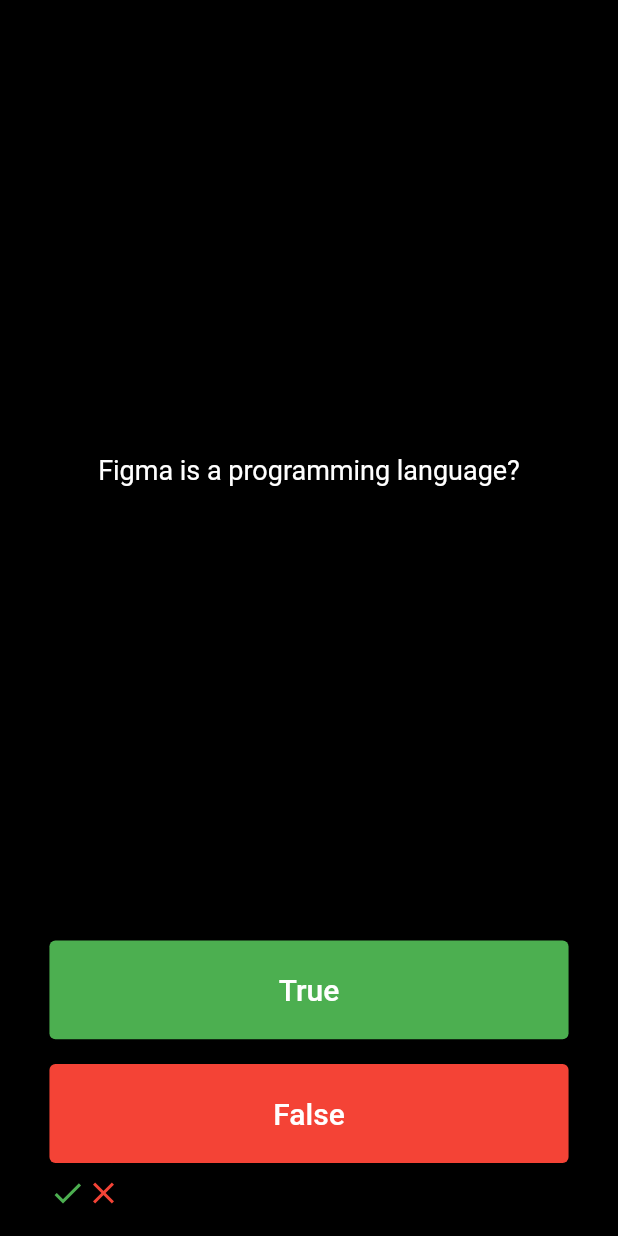
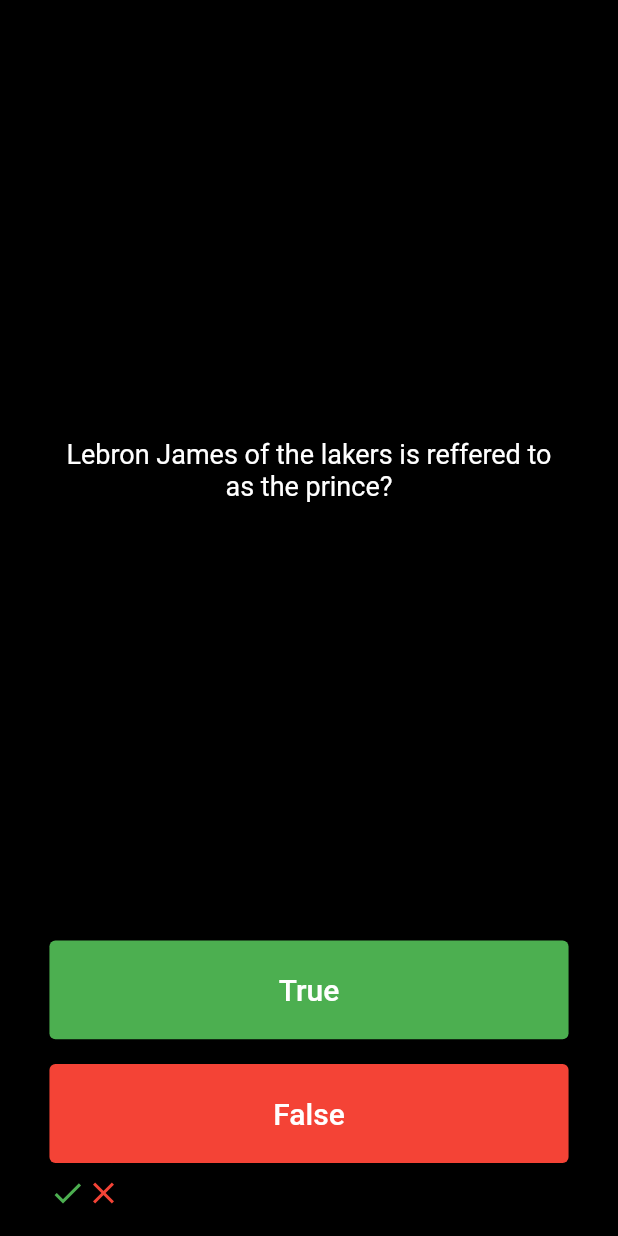
Before and after one commit to Aphosishiro/Quiz-App, a Flutter app: the screen it shows after launch, after a tap on "True", after a tap on "False", on a phone screen of 412 x 824 dp. Run offline on Flutter 3.47's test engine with Material 2 defaults, Android fonts, the phone set to English and light mode, and no system bars.

```diff
--- a/lib/home/home.dart
+++ b/lib/home/home.dart
@@ -2,7 +2,7 @@ import 'package:flutter/material.dart';
 import 'package:simple_quiz_app/models/quizbrain.dart';
 import '../shared/constant.dart';
 
-
+//try creating a sport quiz
 
 class Home extends StatefulWidget {
   const Home({super.key});
@@ -26,7 +26,7 @@ class _HomeState extends State<Home> {
       return Expanded(
         child: Center(
           child: Text(
-            quizbrain.questionBank[questionNumbers].questionText,
+            quizbrain.sportquestions[questionNumbers].questionText,
             textAlign: TextAlign.center,
             style: questionStyle,
           ),
@@ -59,7 +59,7 @@ class _HomeState extends State<Home> {
             buildQuestionBox(),
             buildAnswerButton(Colors.green, "True", () {
               bool correctanswers =
-                  quizbrain.questionBank[questionNumbers].questionAnswer;
+                  quizbrain.sportquestions[questionNumbers].questionAnswer;
               if (correctanswers == true) {
                 scoreKeeper.add(const Icon(
                   Icons.check,
@@ -80,7 +80,7 @@ class _HomeState extends State<Home> {
             ),
             buildAnswerButton(Colors.red, "False", () {
               bool correctanswers =
-                  quizbrain.questionBank[questionNumbers].questionAnswer;
+                  quizbrain.sportquestions[questionNumbers].questionAnswer;
               if (correctanswers == false) {
                 scoreKeeper.add(const Icon(
                   Icons.check,
--- a/lib/models/quizbrain.dart
+++ b/lib/models/quizbrain.dart
@@ -29,4 +29,33 @@ class Quizbrain {
     Question(
         question: "DNS is an acronym for Domain Name System?", answer: true),
   ];
+
+  List<Question> sportquestions = [
+    Question(question: "Cristaino Ronaldo wears the No 7?", answer: true),
+    Question(
+        question: "Nigeria did not qualify for the 2022 world cup?",
+        answer: true),
+    Question(
+      question: "Lebron James of the lakers is reffered to as the prince?",
+      answer: false,
+    ),
+    Question(
+        question:
+            "The volley baller are allowed to hit the ball with their legs?",
+        answer: true),
+    Question(
+        question: "Freethrow is to basketball, while penalty is to football?",
+        answer: true),
+    Question(question: "The MMA is a fight to the death?", answer: false),
+    Question(question: "F1 is an acronym for Forumalate one?", answer: false),
+    Question(
+        question: "Sport betting is illegal in all countries?", answer: false),
+    Question(
+        question:
+            "Mikel Obi once won the silver boot in a competition next to Lionel Messi who won the golden boot?",
+        answer: true),
+    Question(
+        question: "The premier leauge is England's most popular tournament?",
+        answer: true),
+  ];
 }
```
